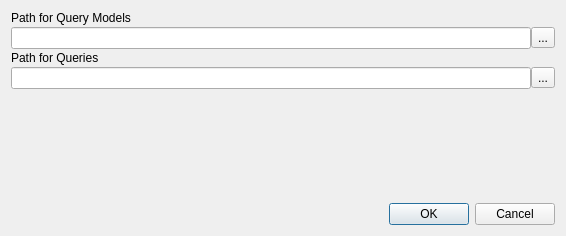
This is GUI/pgdbatool/dlgconfiguration.ui in marcotcal/PG-DBA-Tools as Qt 5 draws it before an edit. The edited form follows.
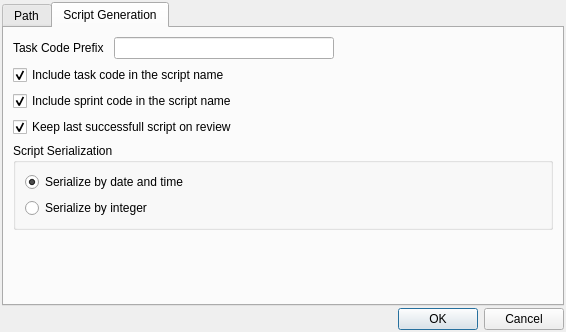
This is the edited form. Icons and pictures are not drawn.

Commit message: Config parameters

The edit to the form file:
```diff
--- a/GUI/pgdbatool/dlgconfiguration.ui
+++ b/GUI/pgdbatool/dlgconfiguration.ui
@@ -7,7 +7,7 @@
     <x>0</x>
     <y>0</y>
     <width>566</width>
-    <height>236</height>
+    <height>332</height>
    </rect>
   </property>
   <property name="windowTitle">
@@ -17,6 +17,43 @@
    <property name="spacing">
     <number>2</number>
    </property>
+   <property name="leftMargin">
+    <number>2</number>
+   </property>
+   <property name="topMargin">
+    <number>2</number>
+   </property>
+   <property name="rightMargin">
+    <number>2</number>
+   </property>
+   <property name="bottomMargin">
+    <number>2</number>
+   </property>
+   <item>
+    <widget class="QTabWidget" name="tabs">
+     <property name="currentIndex">
+      <number>1</number>
+     </property>
+     <widget class="QWidget" name="path">
+      <attribute name="title">
+       <string>Path</string>
+      </attribute>
+      <layout class="QVBoxLayout" name="verticalLayout_2" stretch="0,0,0,0,2">
+       <property name="spacing">
+        <number>2</number>
+       </property>
+       <property name="leftMargin">
+        <number>2</number>
+       </property>
+       <property name="topMargin">
+        <number>2</number>
+       </property>
+       <property name="rightMargin">
+        <number>2</number>
+       </property>
+       <property name="bottomMargin">
+        <number>2</number>
+       </property>
    <item>
     <widget class="QLabel" name="label">
      <property name="text">
@@ -92,11 +129,121 @@
      </property>
      <property name="sizeHint" stdset="0">
       <size>
-       <width>24</width>
-       <height>24</height>
+           <width>20</width>
+           <height>40</height>
       </size>
      </property>
     </spacer>
+       </item>
+      </layout>
+     </widget>
+     <widget class="QWidget" name="script_generation">
+      <attribute name="title">
+       <string>Script Generation</string>
+      </attribute>
+      <layout class="QVBoxLayout" name="verticalLayout_3">
+       <item>
+        <layout class="QHBoxLayout" name="horizontalLayout_3">
+         <property name="spacing">
+          <number>10</number>
+         </property>
+         <item>
+          <widget class="QLabel" name="label_3">
+           <property name="text">
+            <string>Task Code Prefix</string>
+           </property>
+          </widget>
+         </item>
+         <item>
+          <widget class="QLineEdit" name="task_code_prefix"/>
+         </item>
+         <item>
+          <spacer name="horizontalSpacer">
+           <property name="orientation">
+            <enum>Qt::Horizontal</enum>
+           </property>
+           <property name="sizeHint" stdset="0">
+            <size>
+             <width>40</width>
+             <height>20</height>
+            </size>
+           </property>
+          </spacer>
+         </item>
+        </layout>
+       </item>
+       <item>
+        <widget class="QCheckBox" name="include_task_code">
+         <property name="text">
+          <string>Include task code in the script name</string>
+         </property>
+         <property name="checked">
+          <bool>true</bool>
+         </property>
+        </widget>
+       </item>
+       <item>
+        <widget class="QCheckBox" name="include_sprint_code">
+         <property name="text">
+          <string>Include sprint code in the script name</string>
+         </property>
+         <property name="checked">
+          <bool>true</bool>
+         </property>
+        </widget>
+       </item>
+       <item>
+        <widget class="QCheckBox" name="keep_script_on_review">
+         <property name="text">
+          <string>Keep last successfull script on review</string>
+         </property>
+         <property name="checked">
+          <bool>true</bool>
+         </property>
+        </widget>
+       </item>
+       <item>
+        <widget class="QGroupBox" name="groupBox">
+         <property name="title">
+          <string>Script Serialization</string>
+         </property>
+         <layout class="QVBoxLayout" name="verticalLayout_4">
+          <item>
+           <widget class="QRadioButton" name="serialize_by_date">
+            <property name="text">
+             <string>Serialize by date and time</string>
+            </property>
+            <property name="checked">
+             <bool>true</bool>
+            </property>
+           </widget>
+          </item>
+          <item>
+           <widget class="QRadioButton" name="serialize_by_integer">
+            <property name="text">
+             <string>Serialize by integer</string>
+            </property>
+           </widget>
+          </item>
+         </layout>
+        </widget>
+       </item>
+       <item>
+        <spacer name="verticalSpacer_2">
+         <property name="orientation">
+          <enum>Qt::Vertical</enum>
+         </property>
+         <property name="sizeHint" stdset="0">
+          <size>
+           <width>20</width>
+           <height>40</height>
+          </size>
+         </property>
+        </spacer>
+       </item>
+      </layout>
+     </widget>
+    </widget>
    </item>
    <item>
     <widget class="QDialogButtonBox" name="buttonBox">
```
Lines whose indentation alone changed are shown as unchanged. The commit also changes 2 other files.
